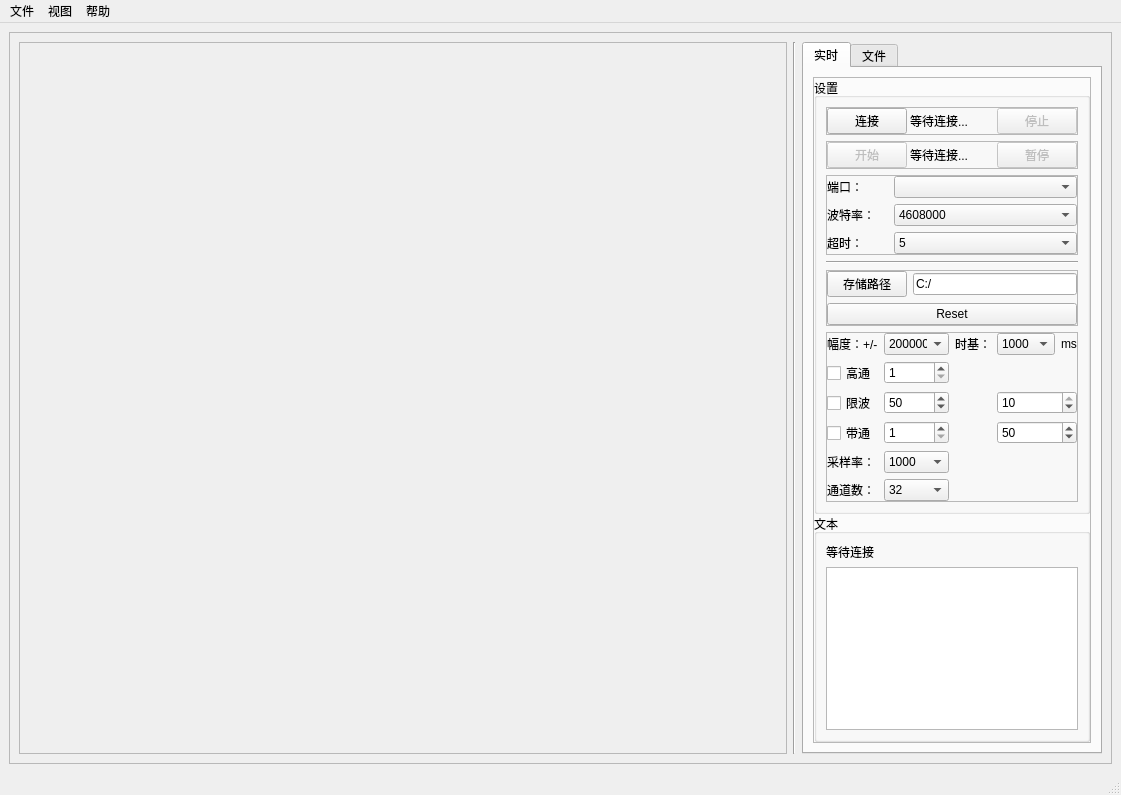
Above: AAA/ui/mainWindow.ui from Bayyys/Notes before the change. Below: the same form after it.
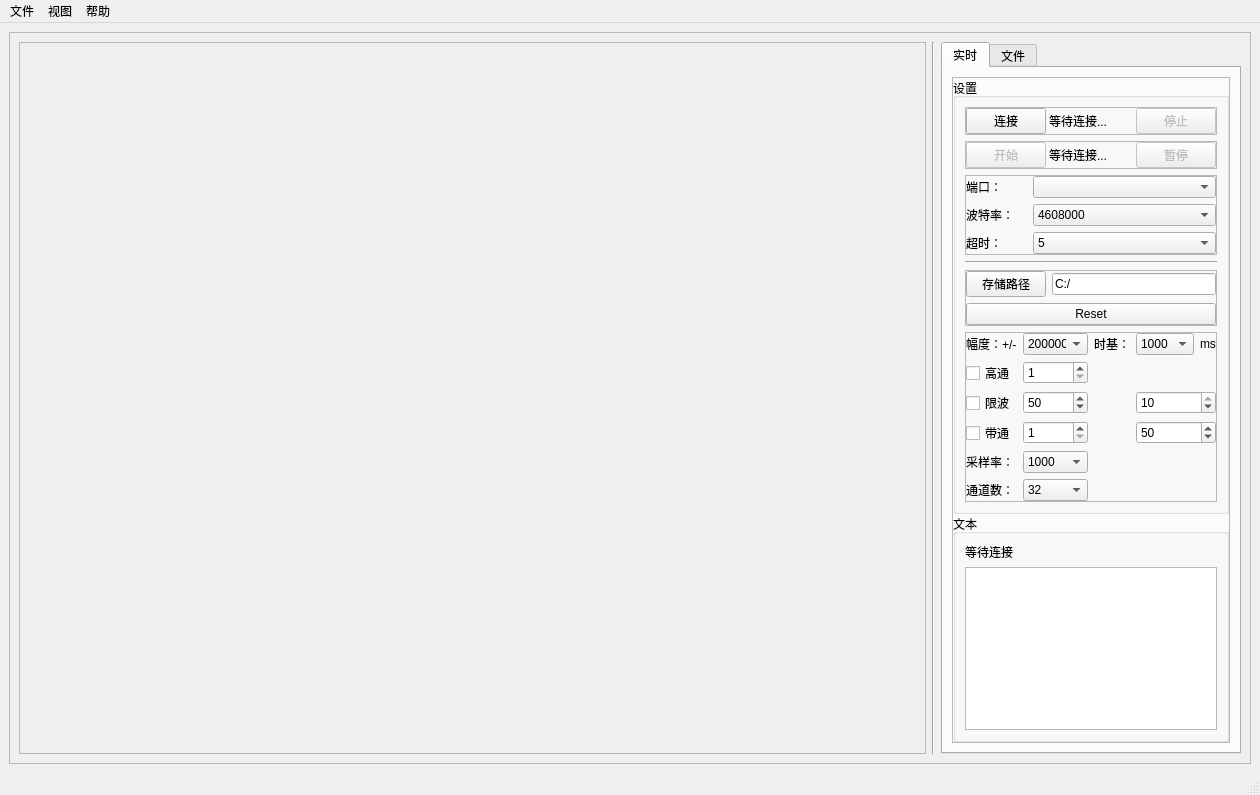
That is the form after the change. The open tabs and pages were chosen to show the change.

Patch:
```diff
--- a/AAA/ui/mainWindow.ui
+++ b/AAA/ui/mainWindow.ui
@@ -6,7 +6,7 @@
    <rect>
     <x>0</x>
     <y>0</y>
-    <width>1121</width>
+    <width>1260</width>
     <height>795</height>
    </rect>
   </property>
@@ -52,8 +52,8 @@
            <rect>
             <x>0</x>
             <y>0</y>
-            <width>766</width>
-            <height>710</height>
+            <width>895</width>
+            <height>697</height>
            </rect>
           </property>
           <layout class="QVBoxLayout" name="verticalLayout_4">
@@ -1435,8 +1435,8 @@
     <rect>
      <x>0</x>
      <y>0</y>
-     <width>1121</width>
-     <height>23</height>
+     <width>1260</width>
+     <height>26</height>
     </rect>
    </property>
    <widget class="QMenu" name="menu">
```
Left out of the diff: 2 changed lines with no effect on the pictures.
